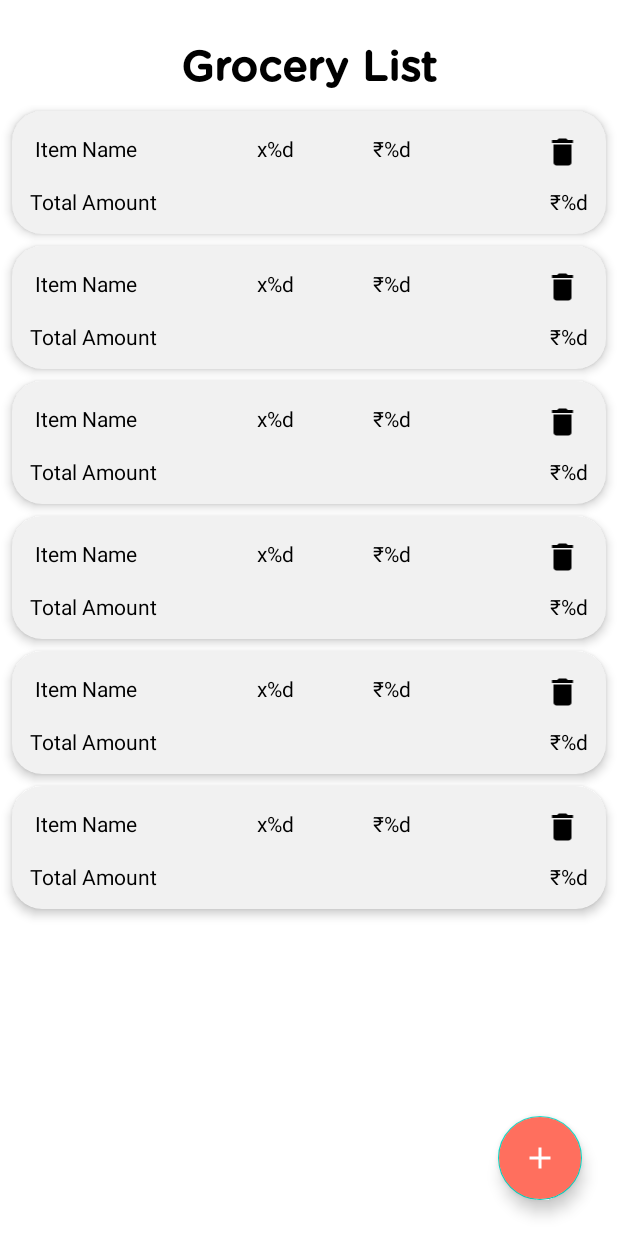
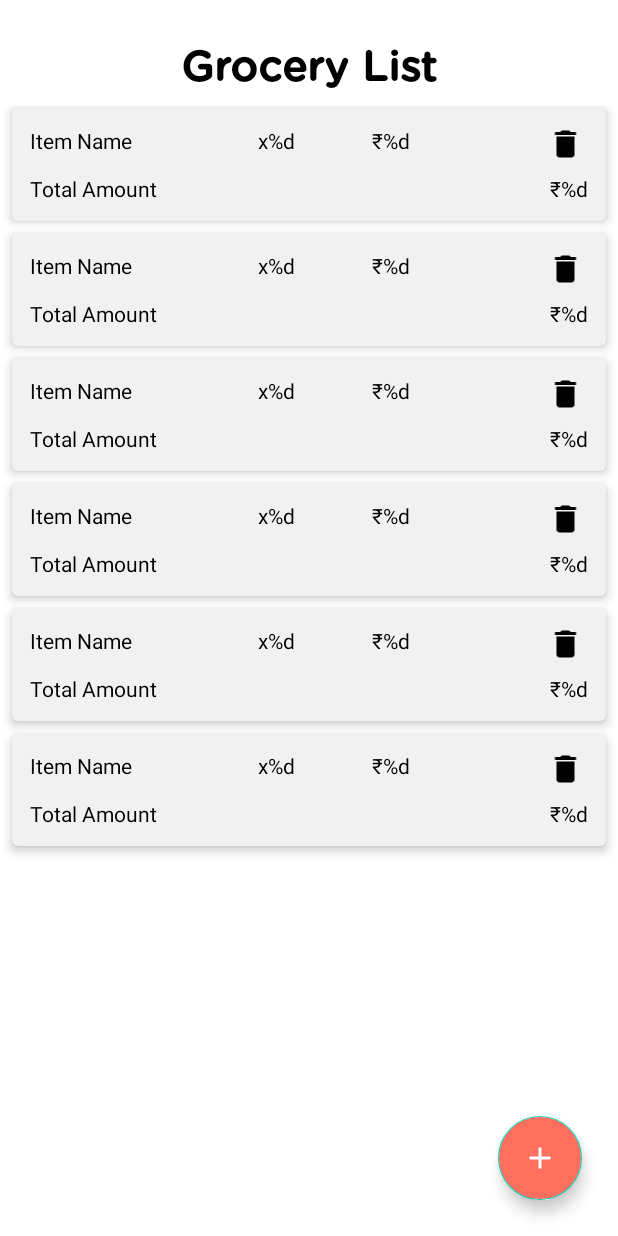
Before and after one commit to noobshubham/GoStore, an Android app: the layout activity_grocery.xml on its own in the app's theme, with its tools: preview values and no code run, on a phone screen of 412 x 824 dp. Run offline under Robolectric (Android 15) with nearby library versions, the phone set to English and light mode, and no system bars.

Commit message:
Minor UI Fix

```diff
--- a/app/src/main/res/layout/activity_grocery.xml
+++ b/app/src/main/res/layout/activity_grocery.xml
@@ -53,7 +53,7 @@
         app:layout_constraintEnd_toEndOf="parent"
         app:layout_constraintStart_toStartOf="parent"
         app:layout_constraintTop_toBottomOf="@id/textView"
-        tools:itemCount="10"
+        tools:itemCount="12"
         tools:listitem="@layout/single_item_view" />
 
     <com.google.android.material.floatingactionbutton.FloatingActionButton
--- a/app/src/main/res/layout/grocery_add_dialog.xml
+++ b/app/src/main/res/layout/grocery_add_dialog.xml
@@ -20,7 +20,7 @@
             android:fontFamily="@font/gotham"
             android:gravity="center"
             android:padding="4dp"
-            android:text="Add Item to Cart"
+            android:text="Add Item to the List"
             android:textColor="@color/white"
             android:textSize="20sp"
             android:textStyle="bold" />
--- a/app/src/main/res/layout/single_item_view.xml
+++ b/app/src/main/res/layout/single_item_view.xml
@@ -1,16 +1,8 @@
 <?xml version="1.0" encoding="utf-8"?>
 <com.google.android.material.card.MaterialCardView xmlns:android="http://schemas.android.com/apk/res/android"
-    xmlns:app="http://schemas.android.com/apk/res-auto"
+    style="@style/materialCardView"
     android:layout_width="match_parent"
-    android:layout_height="wrap_content"
-    android:layout_marginStart="8dp"
-    android:layout_marginTop="4dp"
-    android:layout_marginEnd="8dp"
-    android:layout_marginBottom="4dp"
-    android:padding="8dp"
-    app:cardBackgroundColor="#f1f1f1"
-    app:cardCornerRadius="20dp"
-    app:cardElevation="4dp">
+    android:layout_height="wrap_content">
 
     <RelativeLayout
         android:layout_width="match_parent"
@@ -28,7 +20,6 @@
                 android:id="@+id/name"
                 android:layout_width="0dp"
                 android:layout_height="wrap_content"
-                android:layout_margin="3dp"
                 android:layout_weight="2"
                 android:padding="4dp"
                 android:text="Item Name" />
@@ -37,7 +28,6 @@
                 android:id="@+id/quantity"
                 android:layout_width="0dp"
                 android:layout_height="wrap_content"
-                android:layout_margin="3dp"
                 android:layout_weight="1"
                 android:padding="4dp"
                 android:text="@string/quantity" />
@@ -46,19 +36,16 @@
                 android:id="@+id/rate"
                 android:layout_width="0dp"
                 android:layout_height="wrap_content"
-                android:layout_margin="3dp"
                 android:layout_weight="1.5"
                 android:padding="4dp"
                 android:text="@string/rate" />
 
             <ImageView
                 android:id="@+id/delete"
+                style="@style/iconDrawable"
                 android:layout_width="0dp"
                 android:layout_height="wrap_content"
-                android:layout_margin="3dp"
-                android:layout_weight="0.5"
-                android:padding="4dp"
-                android:src="@drawable/ic_baseline_delete_24" />
+                android:layout_weight="0.5" />
 
         </LinearLayout>
 
--- a/app/src/main/res/values-night/themes.xml
+++ b/app/src/main/res/values-night/themes.xml
@@ -26,4 +26,41 @@
         <item name="android:statusBarColor">@color/white</item>
     </style>
     <!-- Source: https://github.com/hellosagar/Quiz-App -->
+
+
+    <!-- theming based on my understanding -->
+    <style name="editTextLayoutStyle" parent="Widget.MaterialComponents.TextInputLayout.FilledBox">
+        <item name="boxStrokeWidth">0dp</item>
+        <item name="boxStrokeWidthFocused">0dp</item>
+        <item name="boxBackgroundColor">@color/black</item>
+        <item name="boxCornerRadiusTopStart">@dimen/edit_text_corner_radius</item>
+        <item name="boxCornerRadiusTopEnd">@dimen/edit_text_corner_radius</item>
+        <item name="boxCornerRadiusBottomStart">@dimen/edit_text_corner_radius</item>
+        <item name="boxCornerRadiusBottomEnd">@dimen/edit_text_corner_radius</item>
+    </style>
+
+    <style name="arrow">
+        <item name="android:layout_margin">24dp</item>
+        <item name="android:padding">4dp</item>
+        <item name="srcCompat">@drawable/arrow</item>
+        <item name="tint">@color/white</item>
+    </style>
+
+    <style name="materialCardView">
+        <item name="android:padding">8dp</item>
+        <item name="cornerRadius">20dp</item>
+        <item name="cardElevation">4dp</item>
+        <item name="cardBackgroundColor">@color/blue_med</item>
+        <item name="android:layout_marginStart">8dp</item>
+        <item name="android:layout_marginTop">2dp</item>
+        <item name="android:layout_marginEnd">8dp</item>
+        <item name="android:layout_marginBottom">6dp</item>
+    </style>
+
+    <style name="iconDrawable">
+        <item name="tint">@color/white</item>
+        <item name="android:src">@drawable/ic_baseline_delete_24</item>
+        <item name="android:padding">4dp</item>
+    </style>
+    <!-- theming based on my understanding -->
 </resources>
--- a/app/src/main/res/values/themes.xml
+++ b/app/src/main/res/values/themes.xml
@@ -100,6 +100,28 @@
         <item name="android:text">Sign in with Google</item>
     </style>
 
+    <style name="arrow">
+        <item name="android:layout_margin">24dp</item>
+        <item name="android:padding">4dp</item>
+        <item name="srcCompat">@drawable/arrow</item>
+    </style>
+
+    <style name="materialCardView">
+        <item name="android:padding">8dp</item>
+        <item name="cornerRadius">20dp</item>
+        <item name="cardElevation">4dp</item>
+        <item name="cardBackgroundColor">#f1f1f1</item>
+        <item name="android:layout_marginTop">2dp</item>
+        <item name="android:layout_marginStart">8dp</item>
+        <item name="android:layout_marginEnd">8dp</item>
+        <item name="android:layout_marginBottom">6dp</item>
+    </style>
+
+    <style name="iconDrawable">
+        <item name="android:src">@drawable/ic_baseline_delete_24</item>
+        <item name="android:padding">4dp</item>
+    </style>
+
     <style name="takeNotes" parent="Widget.MaterialComponents.Button">
         <item name="backgroundTint">@color/white</item>
         <item name="cornerRadius">12dp</item>
```
Also changed, not shown: app/src/main/res/layout/fragment_signup.xml (+2 -6 lines).
